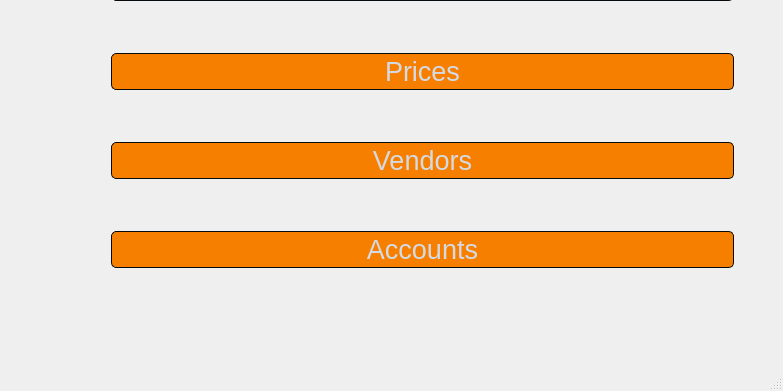
Above: ui/GrrinPower.ui from AliTavakoliNiya/GriinPower before the change; both pictures show x 502 to 1285 and y 260 to 651 of the 1285 by 651 pixel window. Below: the same form after it.
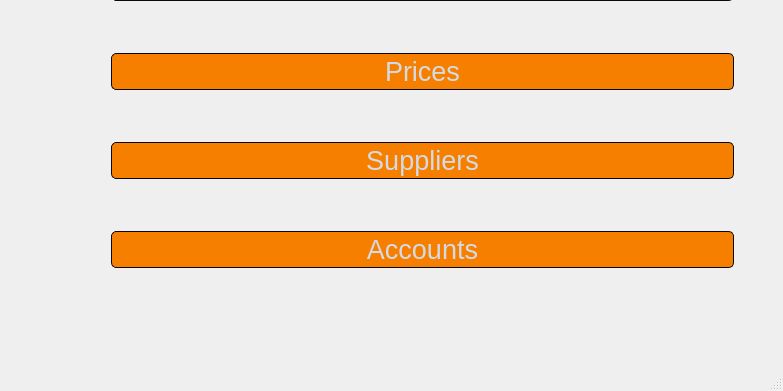
That is the form after the change. Icons and pictures are not drawn.

```diff
--- a/ui/GrrinPower.ui
+++ b/ui/GrrinPower.ui
@@ -293,7 +293,7 @@
 </string>
       </property>
       <property name="text">
-       <string>Vendors</string>
+       <string>Suppliers</string>
       </property>
      </widget>
     </item>
```
Left out of the diff: 2 changed lines with no effect on the pictures.
